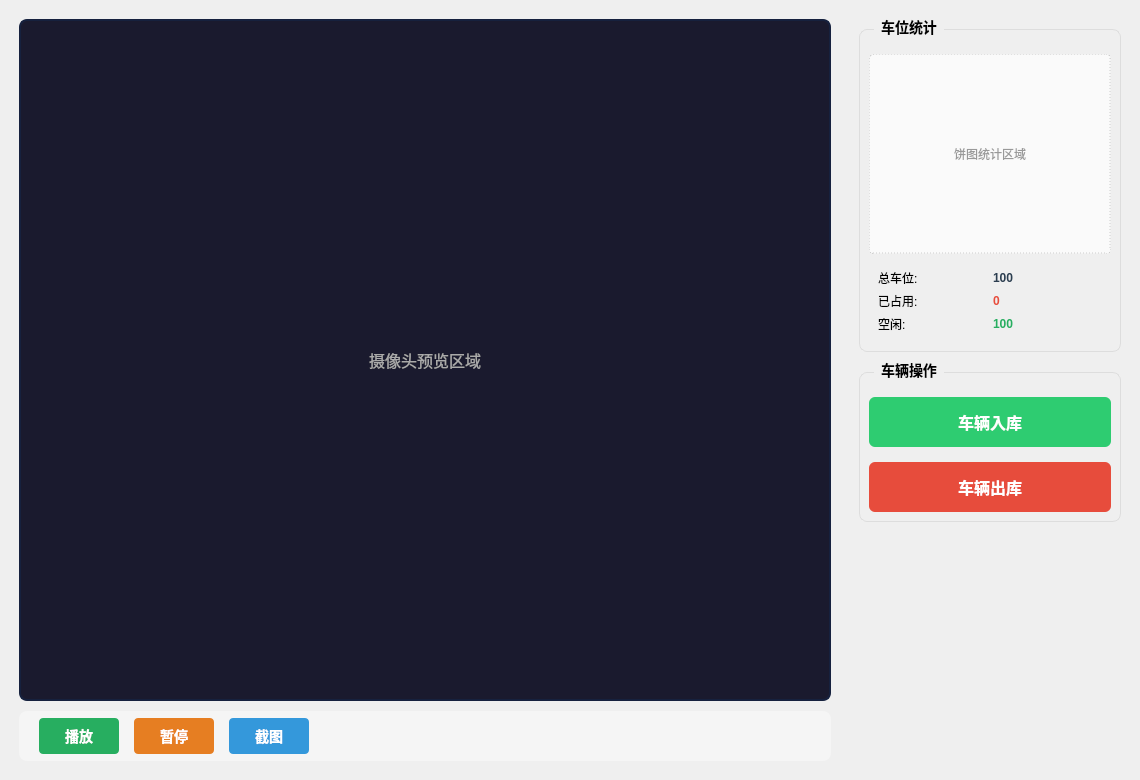
First picture: the form in UI/HomePage/homepage.ui, repository HeQiTZD/ParkingSystem, before the edit.
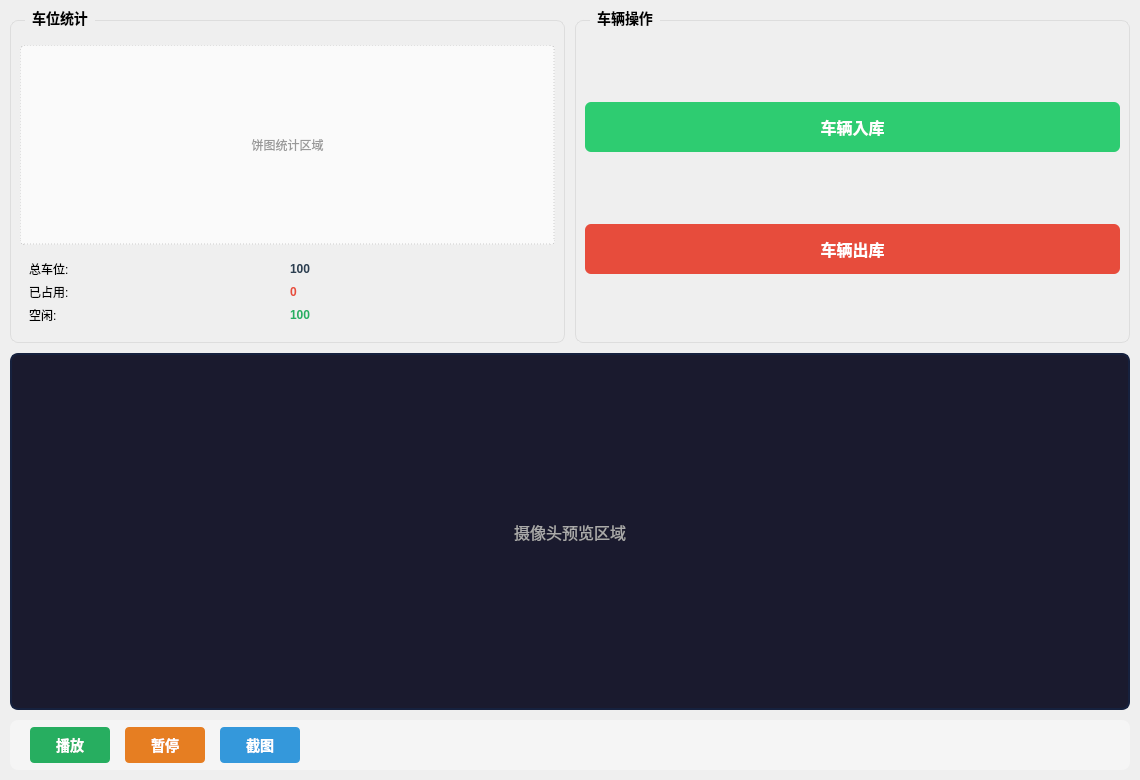
Second picture: the form after the edit.

Commit message:
fix(homepage): 重新设计主页UI布局以符合规范要求
- 主布局从QHBoxLayout改为QVBoxLayout
- 上方区域: 左侧饼图统计 + 右侧车辆操作 (QHBoxLayout)
- 中间区域: 摄像头预览 (占据主要空间)
- 底部区域: 视频控制条 (横跨整个页面宽度)
- 修正了饼图统计区域的位置(从右侧移至左侧)
- 所有widget名称保持不变，确保C++代码兼容

```diff
--- a/UI/HomePage/homepage.ui
+++ b/UI/HomePage/homepage.ui
@@ -13,7 +13,7 @@
   <property name="windowTitle">
    <string>HomePage</string>
   </property>
-  <layout class="QHBoxLayout" name="mainLayout">
+  <layout class="QVBoxLayout" name="mainLayout">
    <property name="spacing">
     <number>10</number>
    </property>
@@ -30,204 +30,24 @@
     <number>10</number>
    </property>
    <item>
-    <widget class="QWidget" name="leftPanel" native="true">
-     <property name="sizePolicy">
-      <sizepolicy hsizetype="Expanding" vsizetype="Preferred">
-       <horstretch>3</horstretch>
-       <verstretch>0</verstretch>
-      </sizepolicy>
-     </property>
-     <layout class="QVBoxLayout" name="leftLayout">
-      <property name="spacing">
-       <number>10</number>
-      </property>
-      <item>
-       <widget class="QLabel" name="cameraPreview">
-        <property name="sizePolicy">
-         <sizepolicy hsizetype="Expanding" vsizetype="Expanding">
-          <horstretch>0</horstretch>
-          <verstretch>0</verstretch>
-         </sizepolicy>
-        </property>
-        <property name="minimumSize">
-         <size>
-          <width>400</width>
-          <height>300</height>
-         </size>
-        </property>
-        <property name="styleSheet">
-         <string notr="true">QLabel {
-    background-color: #1a1a2e;
-    border: 2px solid #16213e;
-    border-radius: 8px;
-    color: #aaa;
-    font-size: 16px;
-}</string>
-        </property>
-        <property name="text">
-         <string>摄像头预览区域</string>
-        </property>
-        <property name="alignment">
-         <set>Qt::AlignCenter</set>
-        </property>
-       </widget>
-      </item>
-      <item>
-       <widget class="QWidget" name="controlBar" native="true">
-        <property name="minimumSize">
-         <size>
-          <width>0</width>
-          <height>50</height>
-         </size>
-        </property>
-        <property name="styleSheet">
-         <string notr="true">QWidget {
-    background-color: #f5f5f5;
-    border-radius: 8px;
-}</string>
-        </property>
-        <layout class="QHBoxLayout" name="controlLayout">
-         <property name="spacing">
-          <number>15</number>
-         </property>
-         <property name="leftMargin">
-          <number>20</number>
-         </property>
-         <property name="topMargin">
-          <number>5</number>
-         </property>
-         <property name="rightMargin">
-          <number>20</number>
-         </property>
-         <property name="bottomMargin">
-          <number>5</number>
-         </property>
-         <item>
-          <widget class="QPushButton" name="btnPlay">
-           <property name="minimumSize">
-            <size>
-             <width>80</width>
-             <height>36</height>
-            </size>
-           </property>
-           <property name="styleSheet">
-            <string notr="true">QPushButton {
-    background-color: #27ae60;
-    color: white;
-    border: none;
-    border-radius: 4px;
-    font-size: 14px;
-    font-weight: bold;
-}
-QPushButton:hover {
-    background-color: #2ecc71;
-}
-QPushButton:pressed {
-    background-color: #1e8449;
-}</string>
-           </property>
-           <property name="text">
-            <string>播放</string>
-           </property>
-          </widget>
-         </item>
-         <item>
-          <widget class="QPushButton" name="btnPause">
-           <property name="minimumSize">
-            <size>
-             <width>80</width>
-             <height>36</height>
-            </size>
-           </property>
-           <property name="styleSheet">
-            <string notr="true">QPushButton {
-    background-color: #e67e22;
-    color: white;
-    border: none;
-    border-radius: 4px;
-    font-size: 14px;
-    font-weight: bold;
-}
-QPushButton:hover {
-    background-color: #f39c12;
-}
-QPushButton:pressed {
-    background-color: #d35400;
-}</string>
-           </property>
-           <property name="text">
-            <string>暂停</string>
-           </property>
-          </widget>
-         </item>
-         <item>
-          <widget class="QPushButton" name="btnCapture">
-           <property name="minimumSize">
-            <size>
-             <width>80</width>
-             <height>36</height>
-            </size>
-           </property>
-           <property name="styleSheet">
-            <string notr="true">QPushButton {
-    background-color: #3498db;
-    color: white;
-    border: none;
-    border-radius: 4px;
-    font-size: 14px;
-    font-weight: bold;
-}
-QPushButton:hover {
-    background-color: #5dade2;
-}
-QPushButton:pressed {
-    background-color: #2980b9;
-}</string>
-           </property>
-           <property name="text">
-            <string>截图</string>
-           </property>
-          </widget>
-         </item>
-         <item>
-          <spacer name="controlSpacer">
-           <property name="orientation">
-            <enum>Qt::Horizontal</enum>
-           </property>
-           <property name="sizeHint" stdset="0">
-            <size>
-             <width>40</width>
-             <height>20</height>
-            </size>
-           </property>
-          </spacer>
-         </item>
-        </layout>
-       </widget>
-      </item>
-     </layout>
-    </widget>
-   </item>
-   <item>
-    <widget class="QWidget" name="rightPanel" native="true">
-     <property name="sizePolicy">
-      <sizepolicy hsizetype="Preferred" vsizetype="Preferred">
-       <horstretch>1</horstretch>
-       <verstretch>0</verstretch>
-      </sizepolicy>
-     </property>
-     <property name="minimumSize">
-      <size>
-       <width>280</width>
-       <height>0</height>
-      </size>
-     </property>
-     <layout class="QVBoxLayout" name="rightLayout">
+    <layout class="QHBoxLayout" name="topAreaLayout">
       <property name="spacing">
        <number>10</number>
       </property>
       <item>
        <widget class="QGroupBox" name="statsGroup">
+       <property name="sizePolicy">
+        <sizepolicy hsizetype="Preferred" vsizetype="Preferred">
+         <horstretch>1</horstretch>
+         <verstretch>0</verstretch>
+        </sizepolicy>
+       </property>
+       <property name="minimumSize">
+        <size>
+         <width>280</width>
+         <height>0</height>
+        </size>
+       </property>
         <property name="title">
          <string>车位统计</string>
         </property>
@@ -337,6 +157,18 @@
       </item>
       <item>
        <widget class="QGroupBox" name="vehicleGroup">
+       <property name="sizePolicy">
+        <sizepolicy hsizetype="Preferred" vsizetype="Preferred">
+         <horstretch>1</horstretch>
+         <verstretch>0</verstretch>
+        </sizepolicy>
+       </property>
+       <property name="minimumSize">
+        <size>
+         <width>280</width>
+         <height>0</height>
+        </size>
+       </property>
         <property name="title">
          <string>车辆操作</string>
         </property>
@@ -420,15 +252,165 @@
         </layout>
        </widget>
       </item>
+    </layout>
+   </item>
       <item>
-       <spacer name="rightSpacer">
+    <widget class="QLabel" name="cameraPreview">
+     <property name="sizePolicy">
+      <sizepolicy hsizetype="Expanding" vsizetype="Expanding">
+       <horstretch>0</horstretch>
+       <verstretch>1</verstretch>
+      </sizepolicy>
+     </property>
+     <property name="minimumSize">
+      <size>
+       <width>400</width>
+       <height>300</height>
+      </size>
+     </property>
+     <property name="styleSheet">
+      <string notr="true">QLabel {
+    background-color: #1a1a2e;
+    border: 2px solid #16213e;
+    border-radius: 8px;
+    color: #aaa;
+    font-size: 16px;
+}</string>
+     </property>
+     <property name="text">
+      <string>摄像头预览区域</string>
+     </property>
+     <property name="alignment">
+      <set>Qt::AlignCenter</set>
+     </property>
+    </widget>
+   </item>
+   <item>
+    <widget class="QWidget" name="controlBar" native="true">
+     <property name="minimumSize">
+      <size>
+       <width>0</width>
+       <height>50</height>
+      </size>
+     </property>
+     <property name="styleSheet">
+      <string notr="true">QWidget {
+    background-color: #f5f5f5;
+    border-radius: 8px;
+}</string>
+     </property>
+     <layout class="QHBoxLayout" name="controlLayout">
+      <property name="spacing">
+       <number>15</number>
+      </property>
+      <property name="leftMargin">
+       <number>20</number>
+      </property>
+      <property name="topMargin">
+       <number>5</number>
+      </property>
+      <property name="rightMargin">
+       <number>20</number>
+      </property>
+      <property name="bottomMargin">
+       <number>5</number>
+      </property>
+      <item>
+       <widget class="QPushButton" name="btnPlay">
+        <property name="minimumSize">
+         <size>
+          <width>80</width>
+          <height>36</height>
+         </size>
+        </property>
+        <property name="styleSheet">
+         <string notr="true">QPushButton {
+    background-color: #27ae60;
+    color: white;
+    border: none;
+    border-radius: 4px;
+    font-size: 14px;
+    font-weight: bold;
+}
+QPushButton:hover {
+    background-color: #2ecc71;
+}
+QPushButton:pressed {
+    background-color: #1e8449;
+}</string>
+        </property>
+        <property name="text">
+         <string>播放</string>
+        </property>
+       </widget>
+      </item>
+      <item>
+       <widget class="QPushButton" name="btnPause">
+        <property name="minimumSize">
+         <size>
+          <width>80</width>
+          <height>36</height>
+         </size>
+        </property>
+        <property name="styleSheet">
+         <string notr="true">QPushButton {
+    background-color: #e67e22;
+    color: white;
+    border: none;
+    border-radius: 4px;
+    font-size: 14px;
+    font-weight: bold;
+}
+QPushButton:hover {
+    background-color: #f39c12;
+}
+QPushButton:pressed {
+    background-color: #d35400;
+}</string>
+        </property>
+        <property name="text">
+         <string>暂停</string>
+        </property>
+       </widget>
+      </item>
+      <item>
+       <widget class="QPushButton" name="btnCapture">
+        <property name="minimumSize">
+         <size>
+          <width>80</width>
+          <height>36</height>
+         </size>
+        </property>
+        <property name="styleSheet">
+         <string notr="true">QPushButton {
+    background-color: #3498db;
+    color: white;
+    border: none;
+    border-radius: 4px;
+    font-size: 14px;
+    font-weight: bold;
+}
+QPushButton:hover {
+    background-color: #5dade2;
+}
+QPushButton:pressed {
+    background-color: #2980b9;
+}</string>
+        </property>
+        <property name="text">
+         <string>截图</string>
+        </property>
+       </widget>
+      </item>
+      <item>
+       <spacer name="controlSpacer">
         <property name="orientation">
-         <enum>Qt::Vertical</enum>
+         <enum>Qt::Horizontal</enum>
         </property>
         <property name="sizeHint" stdset="0">
          <size>
-          <width>0</width>
-          <height>0</height>
+          <width>40</width>
+          <height>20</height>
          </size>
         </property>
        </spacer>
```
Lines whose indentation alone changed are shown as unchanged.
